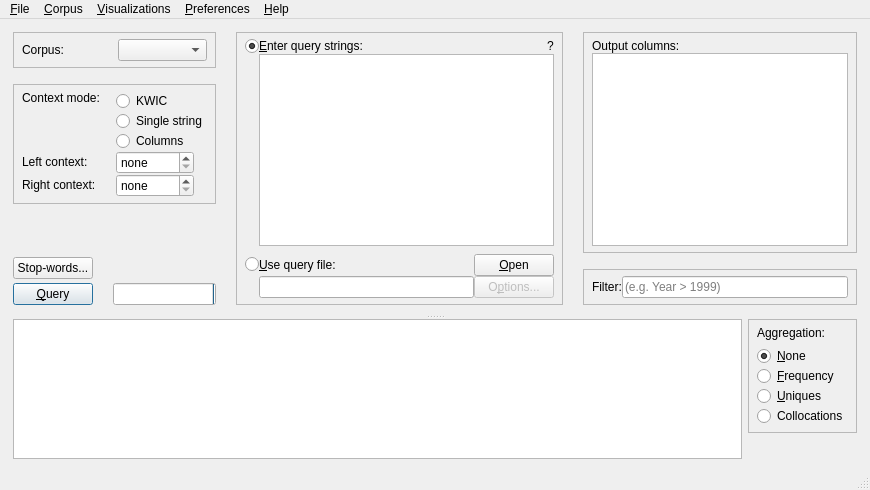
Before: the Qt Designer form coquery/gui/coquery.ui in gkunter/coquery, drawn with Qt 5.
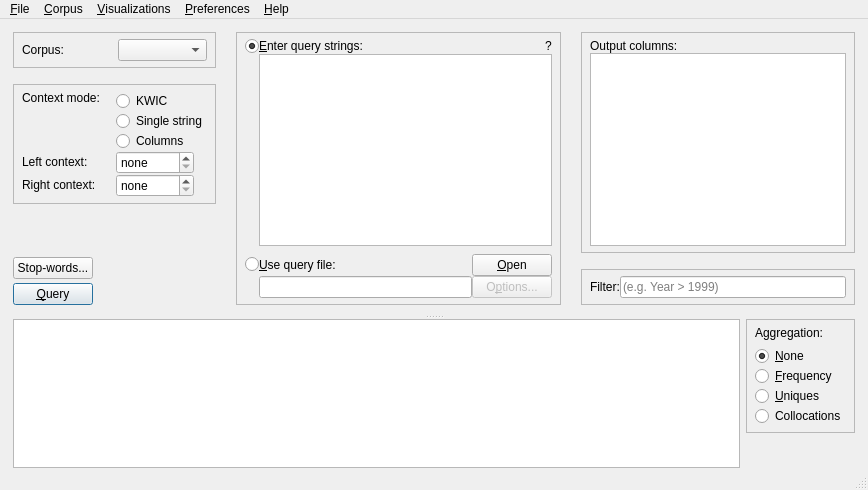
After: the same form once the commit is applied. Icons and pictures are not drawn.

Patch:
```diff
--- a/coquery/gui/coquery.ui
+++ b/coquery/gui/coquery.ui
@@ -6,18 +6,18 @@
    <rect>
     <x>0</x>
     <y>0</y>
-    <width>870</width>
+    <width>868</width>
     <height>490</height>
    </rect>
   </property>
   <property name="windowTitle">
    <string>Coquery</string>
   </property>
-  <property name="documentMode">
-   <bool>false</bool>
-  </property>
   <widget class="QWidget" name="centralwidget">
    <layout class="QVBoxLayout" name="verticalLayout_2">
+    <property name="bottomMargin">
+     <number>0</number>
+    </property>
     <item>
      <widget class="QSplitter" name="splitter">
       <property name="frameShape">
@@ -388,31 +388,6 @@
             <property name="verticalSpacing">
              <number>4</number>
             </property>
-            <item row="2" column="1">
-             <widget class="QProgressBar" name="progress_bar">
-              <property name="enabled">
-               <bool>true</bool>
-              </property>
-              <property name="sizePolicy">
-               <sizepolicy hsizetype="Expanding" vsizetype="Fixed">
-                <horstretch>0</horstretch>
-                <verstretch>0</verstretch>
-               </sizepolicy>
-              </property>
-              <property name="maximum">
-               <number>1</number>
-              </property>
-              <property name="textVisible">
-               <bool>false</bool>
-              </property>
-              <property name="orientation">
-               <enum>Qt::Horizontal</enum>
-              </property>
-              <property name="invertedAppearance">
-               <bool>true</bool>
-              </property>
-             </widget>
-            </item>
             <item row="1" column="0">
              <widget class="QPushButton" name="button_stopwords">
               <property name="sizePolicy">
@@ -1059,7 +1034,7 @@
     <rect>
      <x>0</x>
      <y>0</y>
-     <width>870</width>
+     <width>868</width>
      <height>21</height>
     </rect>
    </property>
@@ -1230,7 +1205,7 @@
      <normaloff>../../../../../../.designer/backup</normaloff>../../../../../../.designer/backup</iconset>
    </property>
    <property name="text">
-    <string>&amp;MySQL settings...</string>
+    <string>&amp;Database servers...</string>
    </property>
   </action>
   <action name="action_settings">
```
